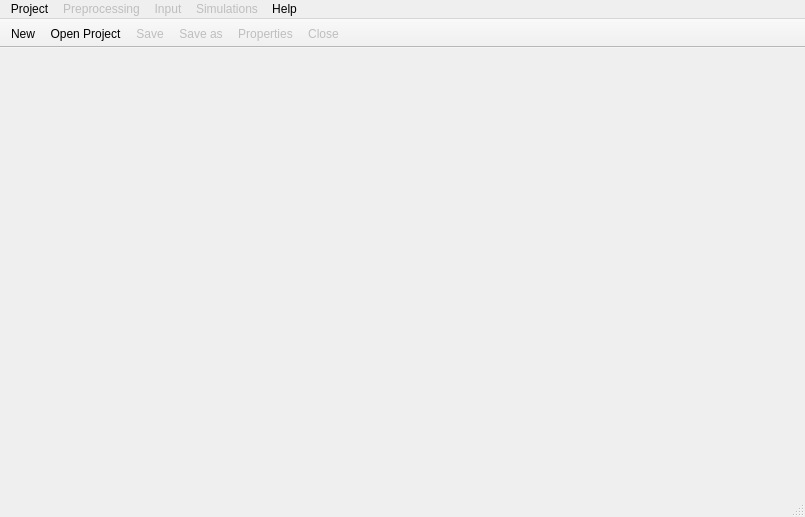
Above: src/ui/main_window.ui from IPH-ECO/iph-eco-gui before the change. Below: the same form after it.
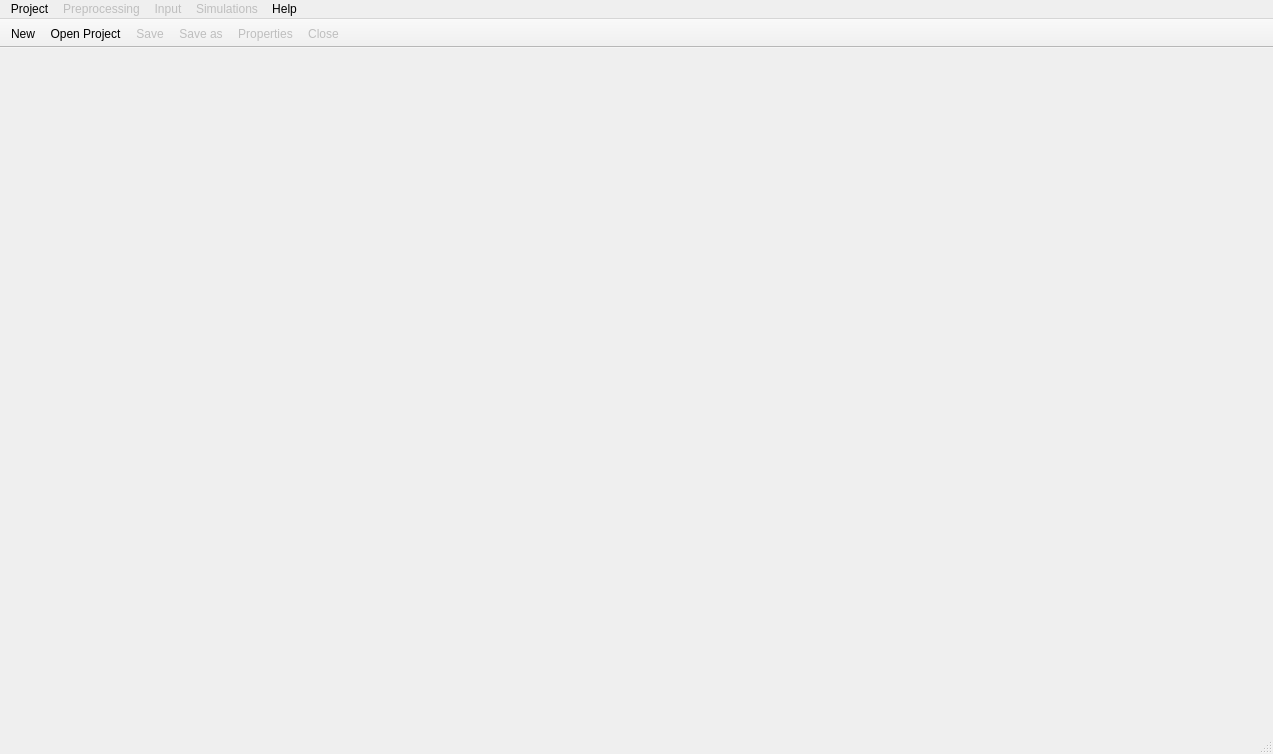
That is the form after the change. Icons and pictures are not drawn.

Commit message: Setting minimum size for application main window

The edit to the form file:
```diff
--- a/src/ui/main_window.ui
+++ b/src/ui/main_window.ui
@@ -9,8 +9,8 @@
    <rect>
     <x>0</x>
     <y>0</y>
-    <width>805</width>
-    <height>517</height>
+    <width>1273</width>
+    <height>754</height>
    </rect>
   </property>
   <property name="sizePolicy">
@@ -19,6 +19,12 @@
     <verstretch>0</verstretch>
    </sizepolicy>
   </property>
+  <property name="minimumSize">
+   <size>
+    <width>1273</width>
+    <height>754</height>
+   </size>
+  </property>
   <property name="windowTitle">
    <string>IPH-ECO</string>
   </property>
@@ -28,8 +34,8 @@
     <rect>
      <x>0</x>
      <y>0</y>
-     <width>805</width>
-     <height>21</height>
+     <width>1273</width>
+     <height>22</height>
     </rect>
    </property>
    <widget class="QMenu" name="menuProject">
```
